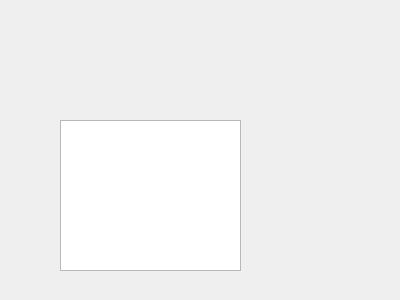
First picture: the form in GUI/gui.ui, repository Build-a-Rocket/hiflyte-gui, before the edit.
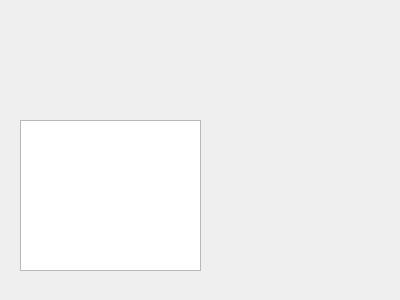
Second picture: the form after the edit.

What changed in the file:
```diff
--- a/GUI/gui.ui
+++ b/GUI/gui.ui
@@ -16,7 +16,7 @@
   <widget class="QTextEdit" name="outputBox">
    <property name="geometry">
     <rect>
-     <x>60</x>
+     <x>20</x>
      <y>120</y>
      <width>181</width>
      <height>151</height>
```
